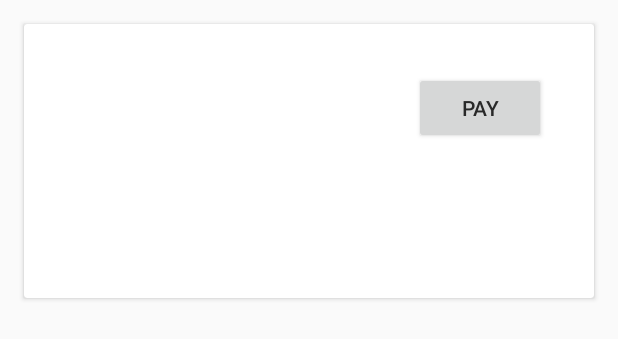
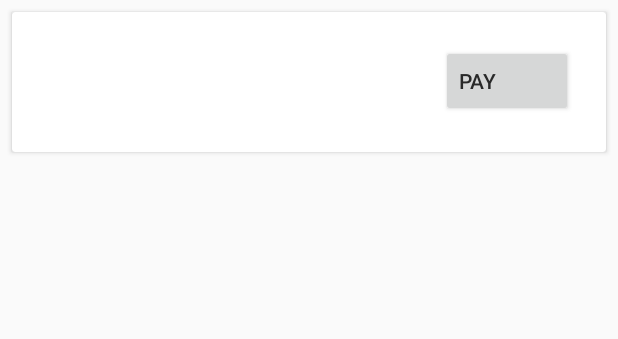
Before and after one commit to parthgoe1/MUJConnectAdmin, an Android app: the layout details_recyclerview.xml on its own in the app's theme, with its tools: preview values and no code run, on a phone screen of 412 x 824 dp. Shown: the top 339 px of the screen. Run offline under Robolectric (Android 15) with nearby library versions, the phone set to English and light mode, and no system bars.

Commit message:
some changes made

```diff
--- a/app/src/main/res/layout/details_recyclerview.xml
+++ b/app/src/main/res/layout/details_recyclerview.xml
@@ -2,38 +2,38 @@
     xmlns:android="http://schemas.android.com/apk/res/android"
     android:layout_width="match_parent"
     android:layout_height="wrap_content"
-    android:layout_margin="16dp">
+    android:layout_margin="8dip">
 
     <RelativeLayout
         android:layout_width="match_parent"
         android:layout_height="wrap_content"
-        android:layout_margin="16dp"
+        android:layout_margin="10dip"
         android:id="@+id/mainRel"
         >
 
         <LinearLayout
             android:layout_width="wrap_content"
             android:layout_height="wrap_content"
-            android:layout_margin="16dp"
+            android:layout_margin="12dip"
             android:orientation="vertical"
             android:layout_alignParentStart="true">
 
             <TextView
                 android:layout_width="wrap_content"
                 android:layout_height="wrap_content"
-                android:layout_margin="16dp"
+                android:layout_margin="3dip"
                 android:id="@+id/detailname"
                 android:textColor="@color/black"
-                android:textSize="20sp"
+                android:textSize="14sp"
                 />
 
             <TextView
                 android:layout_width="wrap_content"
                 android:layout_height="wrap_content"
-                android:layout_margin="16dp"
+                android:layout_margin="3dip"
                 android:id="@+id/detailreg"
                 android:textColor="@color/black"
-                android:textSize="20sp"
+                android:textSize="12sp"
                 />
 
         </LinearLayout>
@@ -42,10 +42,11 @@
             android:layout_width="wrap_content"
             android:layout_height="wrap_content"
             android:layout_alignParentEnd="true"
-            android:layout_margin="16dp"
+            android:layout_margin="12dip"
             android:id="@+id/payButton"
             android:text="PAY"
             android:textColor="@color/black"
+            android:gravity="center_vertical"
             />
 
     </RelativeLayout>
```
Also changed, not shown: app/src/main/res/layout/activity_aperture_show.xml (+12 -1 lines).
